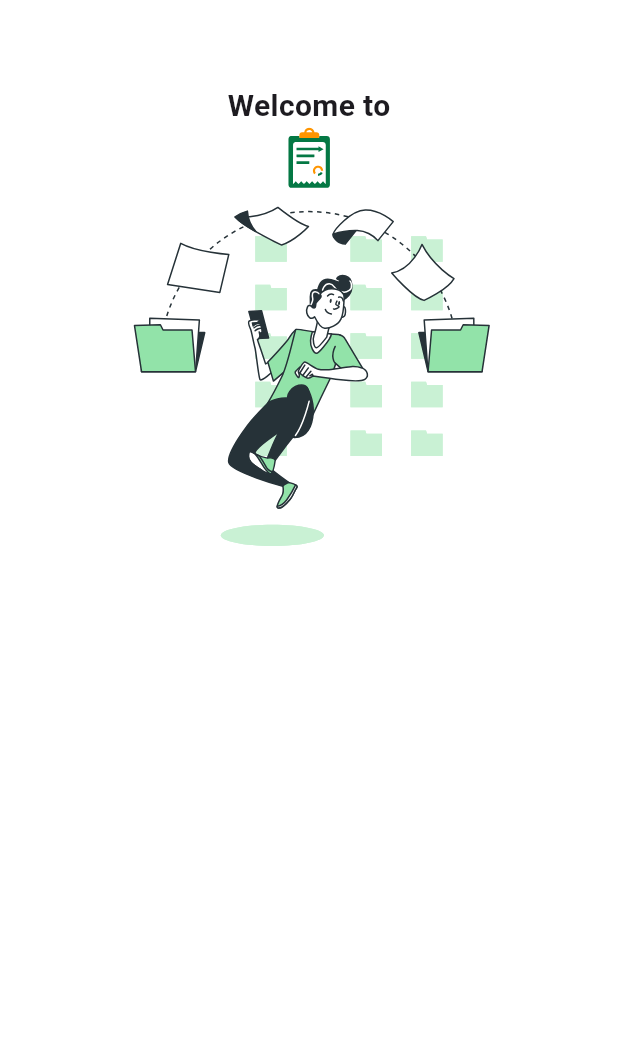
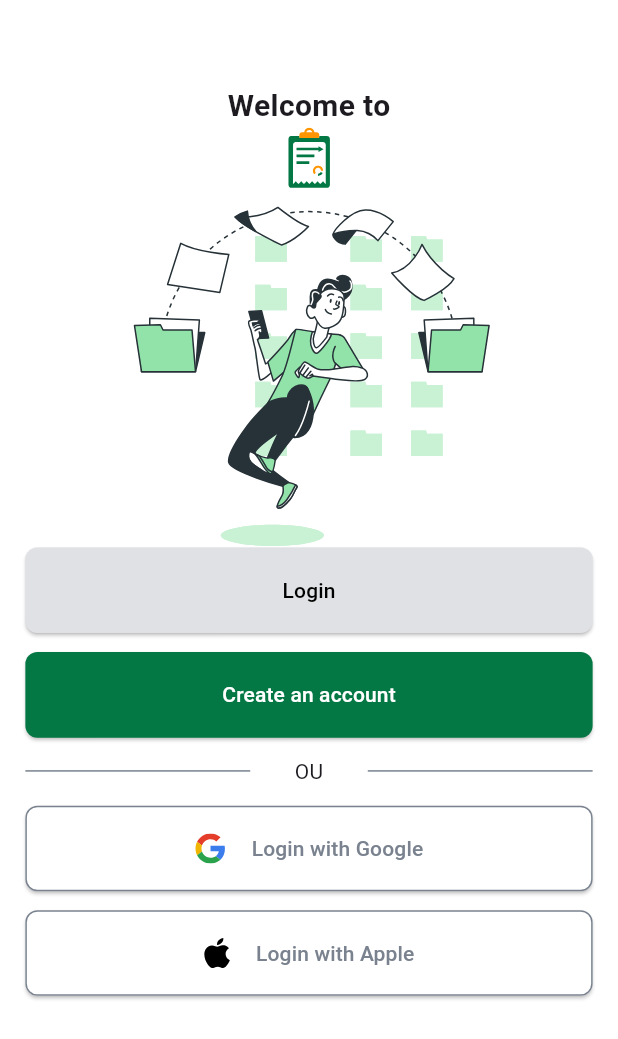
Before and after one commit to trakli/trakli-mobile, a Flutter app: the LoginScreen screen opened directly, on a phone screen of 412 x 824 dp. Shown: the top 1039 px of the screen. Run offline on Flutter 3.47's test engine with Material 3 defaults, Android fonts, the phone set to English and light mode, and no system bars; our stand-ins replace easy_localization, flutter_screenutil, flutter_svg.

Commit message:
feat: primary button and login screen

```diff
--- a/assets/translations/en.json
+++ b/assets/translations/en.json
@@ -12,5 +12,6 @@
   "login": "Login",
   "loginGoogle": "Login with Google",
   "loginApple": "Login with Apple",
-  "go": "Go"
+  "go": "Go",
+  "create_account": "Create an account"
 }
--- a/assets/translations/fr.json
+++ b/assets/translations/fr.json
@@ -12,5 +12,6 @@
   "login": "Connexion",
   "loginGoogle": "Se connecter avec Google",
   "loginApple": "Se connecter avec Apple",
-  "go": "Go"
+  "go": "Go",
+  "create_account": "Créer un compte"
 }
--- a/lib/presentation/login_screen.dart
+++ b/lib/presentation/login_screen.dart
@@ -1,8 +1,10 @@
 import 'package:easy_localization/easy_localization.dart';
 import 'package:flutter/material.dart';
+import 'package:flutter_screenutil/flutter_screenutil.dart';
 import 'package:flutter_svg/flutter_svg.dart';
 import 'package:trakli/gen/assets.gen.dart';
 import 'package:trakli/gen/translations/codegen_loader.g.dart';
+import 'package:trakli/presentation/utils/buttons.dart';
 
 class LoginScreen extends StatelessWidget {
   const LoginScreen({super.key});
@@ -14,7 +16,13 @@ class LoginScreen extends StatelessWidget {
       appBar: AppBar(
         backgroundColor: Colors.white,
       ),
-      body: Column(
+      body: Padding(
+        padding: EdgeInsets.only(
+          left: 16.sp,
+          right: 16.sp,
+          bottom: 24.sp,
+        ),
+        child: Column(
           children: [
             const SizedBox(width: double.infinity),
             Text(
@@ -30,7 +38,75 @@ class LoginScreen extends StatelessWidget {
             SvgPicture.asset(
               Assets.images.loginLogo,
             ),
+            SizedBox(
+              width: double.infinity,
+              height: 54.sp,
+              child: PrimaryButton(
+                onPress: () {},
+                buttonText: LocaleKeys.login.tr(),
+                buttonTextColor: Colors.black,
+                backgroundButtonColor: const Color(0xFFDFE1E4),
+              ),
+            ),
+            SizedBox(height: 12.sp),
+            SizedBox(
+              width: double.infinity,
+              height: 54.sp,
+              child: PrimaryButton(
+                onPress: () {},
+                buttonText: LocaleKeys.create_account.tr(),
+                buttonTextColor: Colors.white,
+              ),
+            ),
+            Padding(
+              padding: EdgeInsets.symmetric(vertical: 12.sp),
+              child: Row(
+                children: [
+                  const Expanded(
+                    child: Divider(
+                      height: 0,
+                      color: Color(0xFF79828E),
+                    ),
+                  ),
+                  SizedBox(width: 28.sp),
+                  const Text("OU"),
+                  SizedBox(width: 28.sp),
+                  const Expanded(
+                    child: Divider(
+                      height: 0,
+                      color: Color(0xFF79828E),
+                    ),
+                  ),
                 ],
+              ),
+            ),
+            SizedBox(
+              width: double.infinity,
+              height: 54.sp,
+              child: PrimaryButton(
+                onPress: () {},
+                iconPath: Assets.images.google,
+                buttonText: LocaleKeys.loginGoogle.tr(),
+                buttonTextColor: const Color(0xFF79828E),
+                borderColor: const Color(0xFF79828E),
+                backgroundButtonColor: Colors.white,
+              ),
+            ),
+            SizedBox(height: 12.sp),
+            SizedBox(
+              width: double.infinity,
+              height: 54.sp,
+              child: PrimaryButton(
+                onPress: () {},
+                iconPath: Assets.images.apple,
+                buttonText: LocaleKeys.loginApple.tr(),
+                buttonTextColor: const Color(0xFF79828E),
+                borderColor: const Color(0xFF79828E),
+                backgroundButtonColor: Colors.white,
+              ),
+            ),
+          ],
+        ),
       ),
     );
   }
--- a/lib/presentation/onboarding_screen.dart
+++ b/lib/presentation/onboarding_screen.dart
@@ -139,8 +139,7 @@ class _OnboardingScreenState extends State<OnboardingScreen> {
                           .nextPage(
                         duration: const Duration(milliseconds: 800),
                         curve: Curves.easeIn,
-                      )
-                          .then((val) {
+                      ).then((val) {
                         setState(() {
                           currentPage += 1;
                         });
--- /dev/null
+++ b/lib/presentation/utils/buttons.dart
@@ -0,0 +1,69 @@
+import 'package:flutter/material.dart';
+import 'package:flutter_screenutil/flutter_screenutil.dart';
+import 'package:flutter_svg/flutter_svg.dart';
+
+class PrimaryButton extends StatelessWidget {
+  const PrimaryButton({
+    super.key,
+    required this.onPress,
+    required this.buttonText,
+    this.iconPath,
+    this.backgroundButtonColor,
+    this.borderColor,
+    this.buttonTextColor,
+    this.mainAxisAlignment = MainAxisAlignment.center,
+    this.buttonTextPadding,
+  });
+
+  final String buttonText;
+  final void Function()? onPress;
+  final String? iconPath;
+  final MainAxisAlignment mainAxisAlignment;
+  final Color? backgroundButtonColor;
+  final Color? borderColor;
+  final Color? buttonTextColor;
+  final double? buttonTextPadding;
+
+  @override
+  Widget build(BuildContext context) {
+    return ElevatedButton(
+      style: ElevatedButton.styleFrom(
+        backgroundColor: onPress != null
+            ? backgroundButtonColor ?? Theme.of(context).primaryColor
+            : null,
+        shape: RoundedRectangleBorder(
+          borderRadius: BorderRadius.circular(8),
+          side: BorderSide(
+            color: borderColor ?? Colors.transparent
+          ),
+        ),
+      ),
+      onPressed: onPress,
+      child: iconPath != null
+          ? Padding(
+              padding: EdgeInsets.symmetric(vertical: 14.sp),
+              child: Row(
+                mainAxisAlignment: mainAxisAlignment,
+                children: [
+                  SvgPicture.asset(
+                    iconPath!,
+                  ),
+                  SizedBox(width: 16.sp),
+                  Text(
+                    buttonText,
+                    style: TextStyle(
+                      color: buttonTextColor ?? Colors.white,
+                    ),
+                  ),
+                ],
+              ),
+            )
+          : Text(
+              buttonText,
+              style: TextStyle(
+                color: buttonTextColor ?? Colors.white,
+              ),
+            ),
+    );
+  }
+}
```
Also changed, not shown: lib/gen/translations/codegen_loader.g.dart. Lines whose indentation alone changed are shown as unchanged.
